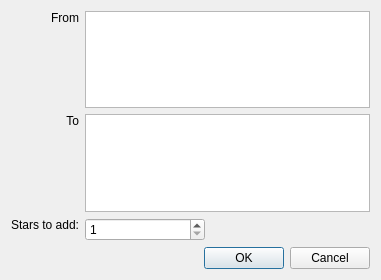
Old version of the form warpmain/dialogs/createbetweenstarsdlg.ui in the repository maxlambertini/Warp2010.
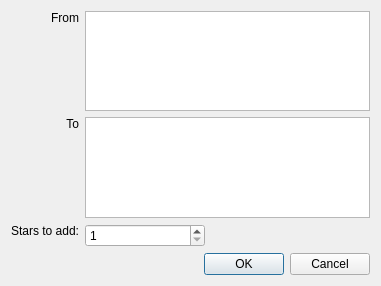
New version of the form.

Commit message: Edited font sizes

What changed in the file:
```diff
--- a/warpmain/dialogs/createbetweenstarsdlg.ui
+++ b/warpmain/dialogs/createbetweenstarsdlg.ui
@@ -7,7 +7,7 @@
     <x>0</x>
     <y>0</y>
     <width>381</width>
-    <height>280</height>
+    <height>286</height>
    </rect>
   </property>
   <property name="windowTitle">
@@ -18,6 +18,11 @@
     <layout class="QGridLayout" name="gridLayout">
      <item row="0" column="0">
       <widget class="QLabel" name="label">
+       <property name="font">
+        <font>
+         <pointsize>9</pointsize>
+        </font>
+       </property>
        <property name="text">
         <string>From</string>
        </property>
@@ -31,6 +36,11 @@
      </item>
      <item row="1" column="0">
       <widget class="QLabel" name="label_2">
+       <property name="font">
+        <font>
+         <pointsize>9</pointsize>
+        </font>
+       </property>
        <property name="text">
         <string>To</string>
        </property>
@@ -44,6 +54,11 @@
      </item>
      <item row="2" column="0">
       <widget class="QLabel" name="label_3">
+       <property name="font">
+        <font>
+         <pointsize>9</pointsize>
+        </font>
+       </property>
        <property name="text">
         <string>Stars to add:</string>
        </property>
@@ -63,6 +78,11 @@
          <height>16777215</height>
         </size>
        </property>
+       <property name="font">
+        <font>
+         <pointsize>9</pointsize>
+        </font>
+       </property>
        <property name="minimum">
         <number>1</number>
        </property>
@@ -72,15 +92,32 @@
       </widget>
      </item>
      <item row="0" column="1">
-      <widget class="QListWidget" name="lstFrom"/>
+      <widget class="QListWidget" name="lstFrom">
+       <property name="font">
+        <font>
+         <pointsize>9</pointsize>
+        </font>
+       </property>
+      </widget>
      </item>
      <item row="1" column="1">
-      <widget class="QListWidget" name="lstTo"/>
+      <widget class="QListWidget" name="lstTo">
+       <property name="font">
+        <font>
+         <pointsize>9</pointsize>
+        </font>
+       </property>
+      </widget>
      </item>
     </layout>
    </item>
    <item>
     <spacer name="verticalSpacer">
+     <property name="font">
+      <font>
+       <pointsize>9</pointsize>
+      </font>
+     </property>
      <property name="orientation">
       <enum>Qt::Vertical</enum>
      </property>
@@ -94,6 +131,11 @@
    </item>
    <item>
     <widget class="QDialogButtonBox" name="buttonBox">
+     <property name="font">
+      <font>
+       <pointsize>9</pointsize>
+      </font>
+     </property>
      <property name="orientation">
       <enum>Qt::Horizontal</enum>
      </property>
```
The commit also changes 14 other files.
